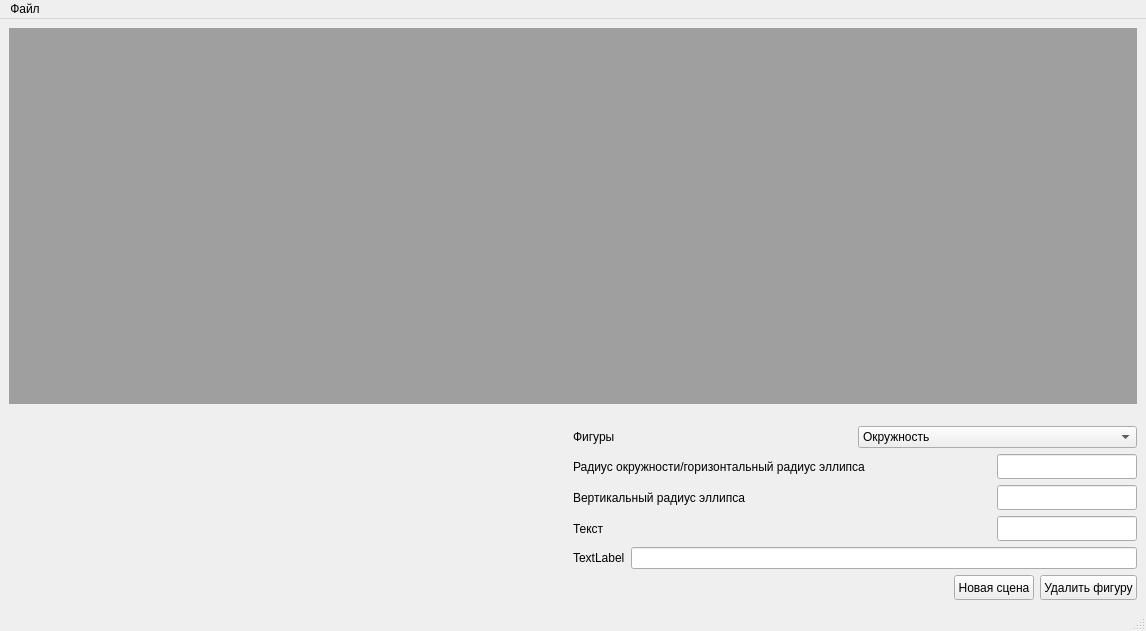
The window that lab2/mainwindow.ui (Sunssshine/SoftwareDesign) describes before a commit, drawn with Qt 5.
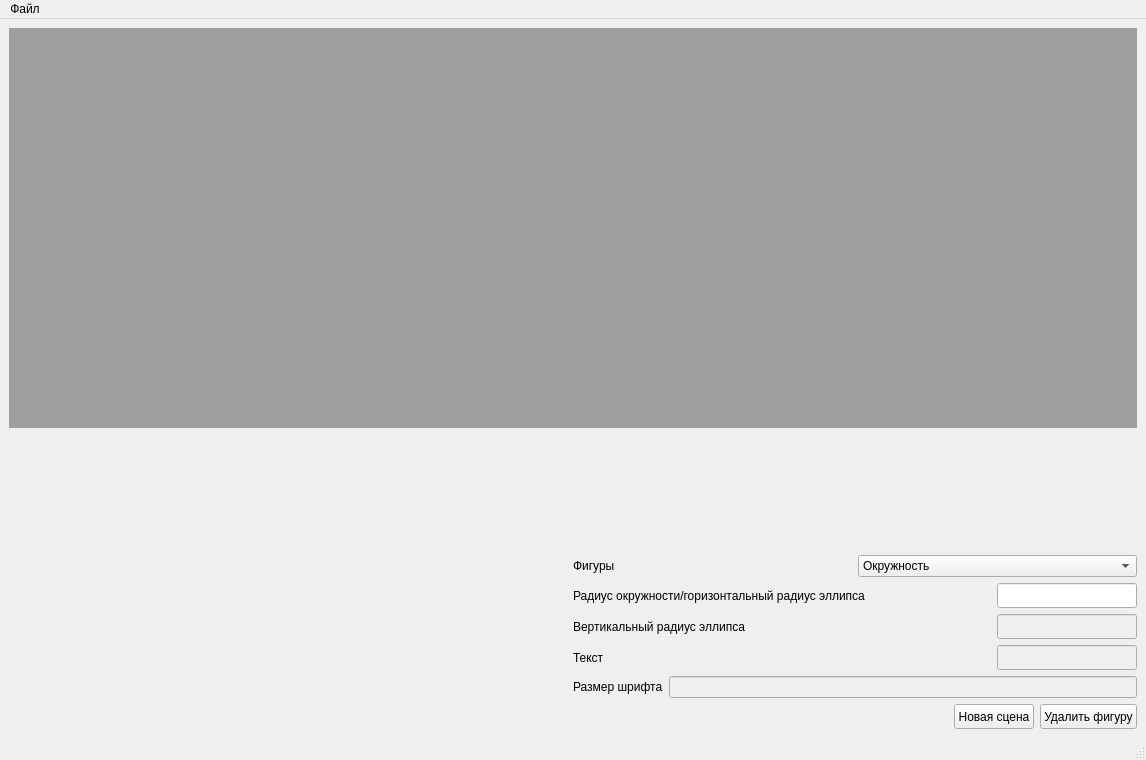
The same window after the commit.

Commit message: enabled/disabled fields with change figure

```diff
--- a/lab2/mainwindow.ui
+++ b/lab2/mainwindow.ui
@@ -7,7 +7,7 @@
     <x>0</x>
     <y>0</y>
     <width>1146</width>
-    <height>631</height>
+    <height>760</height>
    </rect>
   </property>
   <property name="minimumSize">
@@ -54,8 +54,8 @@
           </property>
           <property name="sizeHint" stdset="0">
            <size>
-            <width>0</width>
-            <height>0</height>
+            <width>13</width>
+            <height>13</height>
            </size>
           </property>
          </spacer>
@@ -157,6 +157,9 @@
             </item>
             <item>
              <widget class="QLineEdit" name="radius_2">
+              <property name="enabled">
+               <bool>false</bool>
+              </property>
               <property name="minimumSize">
                <size>
                 <width>140</width>
@@ -184,6 +187,15 @@
             </item>
             <item>
              <widget class="QLineEdit" name="lineEditText">
+              <property name="enabled">
+               <bool>false</bool>
+              </property>
+              <property name="sizePolicy">
+               <sizepolicy hsizetype="Expanding" vsizetype="Fixed">
+                <horstretch>0</horstretch>
+                <verstretch>0</verstretch>
+               </sizepolicy>
+              </property>
               <property name="minimumSize">
                <size>
                 <width>140</width>
@@ -205,12 +217,37 @@
             <item>
              <widget class="QLabel" name="label_3">
               <property name="text">
-               <string>TextLabel</string>
+               <string>Размер шрифта</string>
               </property>
              </widget>
             </item>
             <item>
-             <widget class="QLineEdit" name="lineEdit"/>
+             <widget class="QLineEdit" name="fontSize">
+              <property name="enabled">
+               <bool>false</bool>
+              </property>
+              <property name="sizePolicy">
+               <sizepolicy hsizetype="Expanding" vsizetype="Fixed">
+                <horstretch>0</horstretch>
+                <verstretch>0</verstretch>
+               </sizepolicy>
+              </property>
+              <property name="minimumSize">
+               <size>
+                <width>30</width>
+                <height>0</height>
+               </size>
+              </property>
+              <property name="baseSize">
+               <size>
+                <width>30</width>
+                <height>0</height>
+               </size>
+              </property>
+              <property name="frame">
+               <bool>true</bool>
+              </property>
+             </widget>
             </item>
            </layout>
           </item>
```
Left out of the diff: 10 changed lines with no effect on the pictures. The commit also changes 5 other files.
